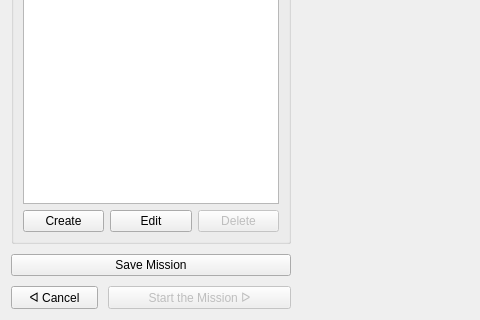
Above: UI/Preflight2/pre2_design.ui from cmpe-DroneLab/GeoFly3D before the change; both pictures show x 0 to 480 and y 448 to 768 of the 1024 by 768 pixel window. Below: the same form after it.
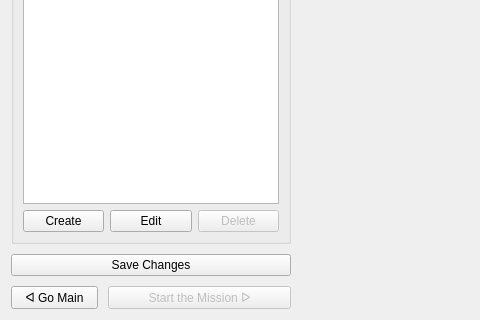
That is the form after the change.

```diff
--- a/UI/Preflight2/pre2_design.ui
+++ b/UI/Preflight2/pre2_design.ui
@@ -367,7 +367,7 @@
        <item row="3" column="0">
         <widget class="QPushButton" name="btn_cancel">
          <property name="text">
-          <string>ᐊ Cancel</string>
+          <string>ᐊ Go Main</string>
          </property>
         </widget>
        </item>
@@ -384,7 +384,7 @@
        <item row="2" column="0" colspan="3">
         <widget class="QPushButton" name="btn_save">
          <property name="text">
-          <string>Save Mission</string>
+          <string>Save Changes</string>
          </property>
         </widget>
        </item>
```
